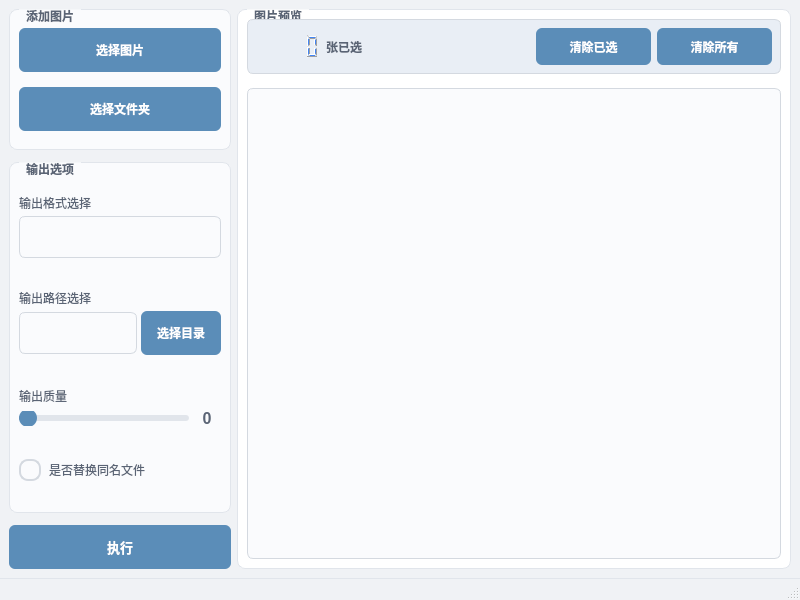
Gxstar/image_convert_qt, file main.ui: the form before one commit.
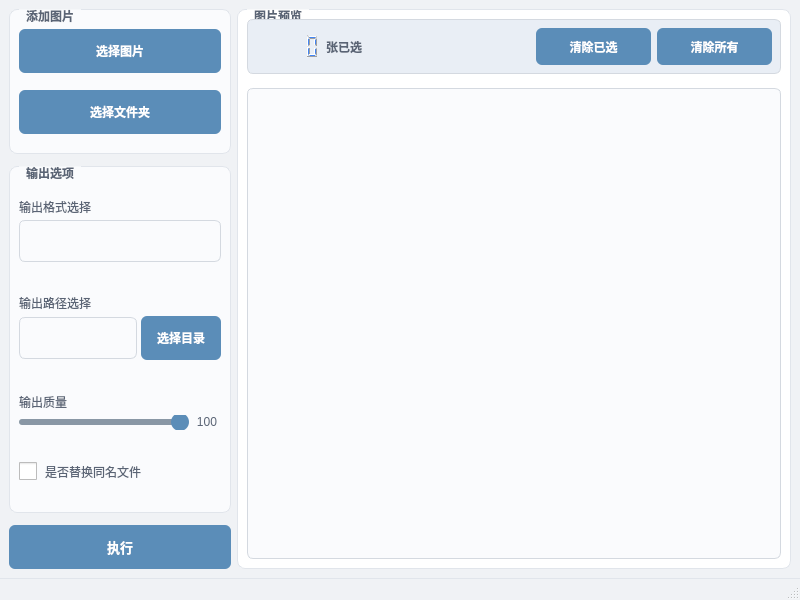
The form after the commit. Icons and pictures are not drawn.

Commit message:
feat: 添加Qt界面支持并修改样式组件
- 将控制台应用改为Qt界面应用，添加主窗口加载逻辑
- 将单选按钮改为复选框并更新相关样式
- 设置默认质量值为100并更新显示

```diff
--- a/main.ui
+++ b/main.ui
@@ -132,30 +132,18 @@
     border-radius: 3px;
 }
 
-/* 单选按钮样式 */
-QRadioButton {
+/* 复选框样式 */
+QCheckBox {
     color: #5A6475;
     font-family: &quot;Segoe UI&quot;, &quot;Microsoft YaHei&quot;;
     spacing: 8px;
 }
 
-QRadioButton::indicator {
+QCheckBox::indicator {
     width: 18px;
     height: 18px;
 }
 
-QRadioButton::indicator:unchecked {
-    border: 2px solid #D4D9E0;
-    border-radius: 9px;
-    background-color: #FAFBFD;
-}
-
-QRadioButton::indicator:checked {
-    border: 2px solid #5B8DB8;
-    border-radius: 9px;
-    background-color: #5B8DB8;
-}
-
 /* 列表视图样式 */
 QListView {
     border: 1px solid #D4D9E0;
@@ -365,6 +353,9 @@
                <property name="maximum">
                 <number>100</number>
                </property>
+               <property name="value">
+                <number>100</number>
+               </property>
                <property name="orientation">
                 <enum>Qt::Orientation::Horizontal</enum>
                </property>
@@ -373,7 +364,7 @@
              <item>
               <widget class="QLabel" name="qualityShow">
                <property name="text">
-                <string>&lt;html&gt;&lt;head/&gt;&lt;body&gt;&lt;p&gt;&lt;span style=&quot; font-size:12pt; font-weight:600;&quot;&gt;0&lt;/span&gt;&lt;/p&gt;&lt;/body&gt;&lt;/html&gt;</string>
+                <string>&lt;html&gt;&lt;head/&gt;&lt;body&gt;&lt;p&gt;100&lt;/p&gt;&lt;/body&gt;&lt;/html&gt;</string>
                </property>
                <property name="alignment">
                 <set>Qt::AlignmentFlag::AlignCenter</set>
@@ -398,7 +389,7 @@
           </spacer>
          </item>
          <item>
-          <widget class="QRadioButton" name="isReplace">
+          <widget class="QCheckBox" name="isReplace">
            <property name="text">
             <string>是否替换同名文件</string>
            </property>
```
The commit also changes 1 other file.
